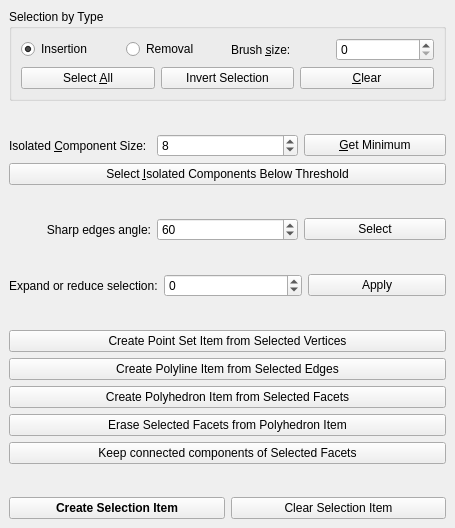
Before: the Qt Designer form Polyhedron/demo/Polyhedron/Plugins/PMP/Selection_widget.ui in CGAL/cgal, drawn with Qt 5.
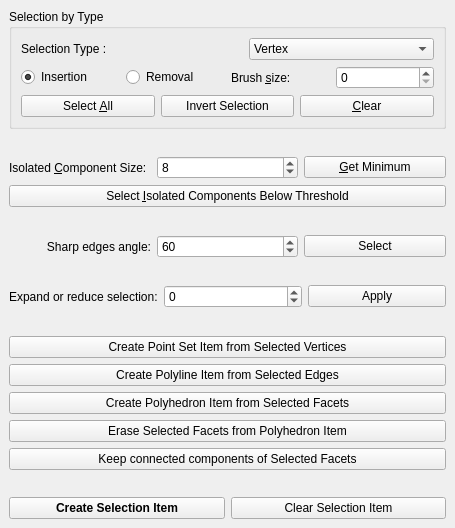
After: the same form once the commit is applied.

Commit message: Fix for missing combo-box

What changed in the file:
```diff
--- a/Polyhedron/demo/Polyhedron/Plugins/PMP/Selection_widget.ui
+++ b/Polyhedron/demo/Polyhedron/Plugins/PMP/Selection_widget.ui
@@ -21,6 +21,54 @@
        <string>Selection by Type</string>
       </property>
       <layout class="QVBoxLayout" name="verticalLayout_5">
+       <item>
+        <layout class="QHBoxLayout" name="horizontalLayout_9">
+         <item>
+          <widget class="QLabel" name="label_2">
+           <property name="text">
+            <string>Selection Type :</string>
+           </property>
+          </widget>
+         </item>
+         <item>
+          <spacer name="horizontalSpacer">
+           <property name="orientation">
+            <enum>Qt::Horizontal</enum>
+           </property>
+           <property name="sizeHint" stdset="0">
+            <size>
+             <width>40</width>
+             <height>20</height>
+            </size>
+           </property>
+          </spacer>
+         </item>
+         <item>
+          <widget class="QComboBox" name="Selection_type_combo_box">
+           <item>
+            <property name="text">
+             <string>Vertex</string>
+            </property>
+           </item>
+           <item>
+            <property name="text">
+             <string>Facet</string>
+            </property>
+           </item>
+           <item>
+            <property name="text">
+             <string>Edge</string>
+            </property>
+           </item>
+           <item>
+            <property name="text">
+             <string>Selected components (facet)</string>
+            </property>
+           </item>
+          </widget>
+         </item>
+        </layout>
+       </item>
        <item>
         <layout class="QVBoxLayout" name="verticalLayout_2">
          <item>
```
